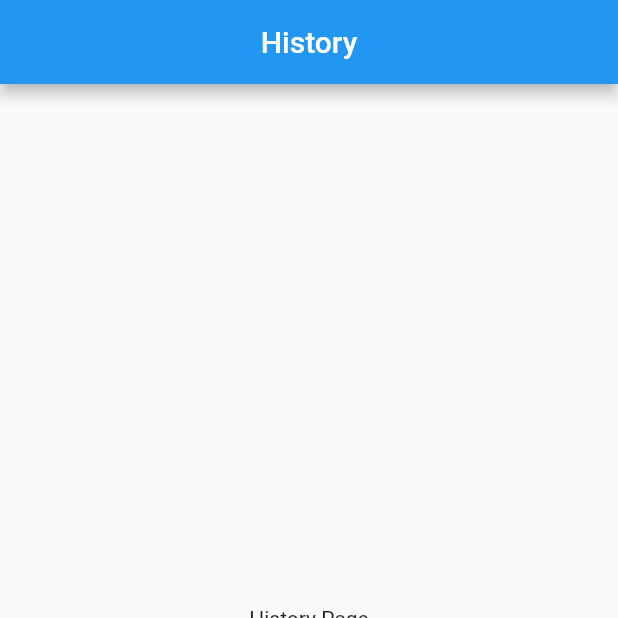
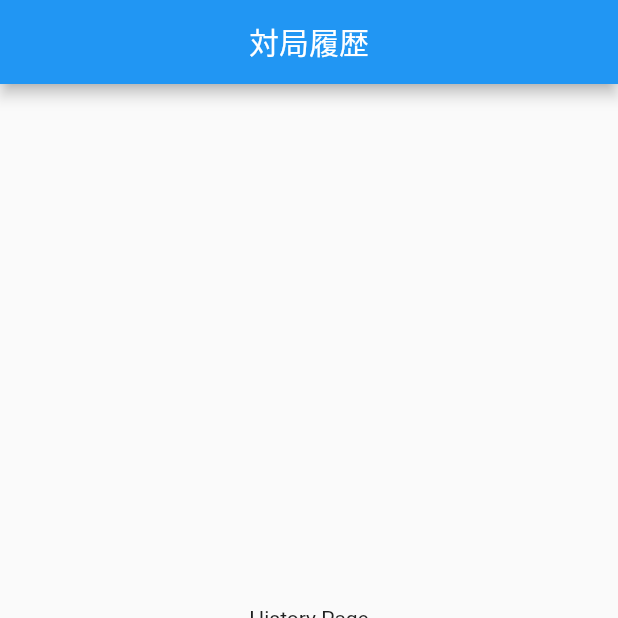
Before and after one commit to takuji-fukumoto/mahjong_sharing_client_app, a Flutter app: the screen it shows after launch, item 2 of the bottom bar chosen, on a phone screen of 412 x 824 dp, the top half of it. Run offline on Flutter 3.47's test engine with Material 2 defaults, Android fonts, the phone set to English and light mode, and no system bars; our stand-ins replace flutter_riverpod.

```diff
--- a/lib/view/pages/root_page.dart
+++ b/lib/view/pages/root_page.dart
@@ -20,7 +20,7 @@ class _RootPageState extends State<RootPage> {
 
   final _navBarItems = [
     NavigationBarItemModel(
-      title: 'Home',
+      title: '集計',
       page: const HomePage(),
       item: const BottomNavigationBarItem(
         icon: Icon(Icons.home),
@@ -28,7 +28,7 @@ class _RootPageState extends State<RootPage> {
       ),
     ),
     NavigationBarItemModel(
-      title: 'History',
+      title: '対局履歴',
       page: const HistoryPage(),
       item: const BottomNavigationBarItem(
         icon: Icon(Icons.dashboard),
@@ -36,7 +36,7 @@ class _RootPageState extends State<RootPage> {
       ),
     ),
     NavigationBarItemModel(
-      title: 'Record',
+      title: '戦績',
       page: const RecordPage(),
       item: const BottomNavigationBarItem(
         icon: Icon(Icons.dangerous),
@@ -44,7 +44,7 @@ class _RootPageState extends State<RootPage> {
       ),
     ),
     NavigationBarItemModel(
-      title: 'Settings',
+      title: '設定',
       page: const SettingsPage(),
       item: const BottomNavigationBarItem(
         icon: Icon(Icons.settings),
--- a/pubspec.yaml
+++ b/pubspec.yaml
@@ -30,12 +30,11 @@ dependencies:
   flutter:
     sdk: flutter
   flutter_riverpod: ^1.0.2
-  # firebase
-
 
   # The following adds the Cupertino Icons font to your application.
   # Use with the CupertinoIcons class for iOS style icons.
   cupertino_icons: ^1.0.2
+  firebase_core: ^1.10.5
 
 dev_dependencies:
   flutter_test:
```
Also changed, not shown: pubspec.lock, 7 other files.
